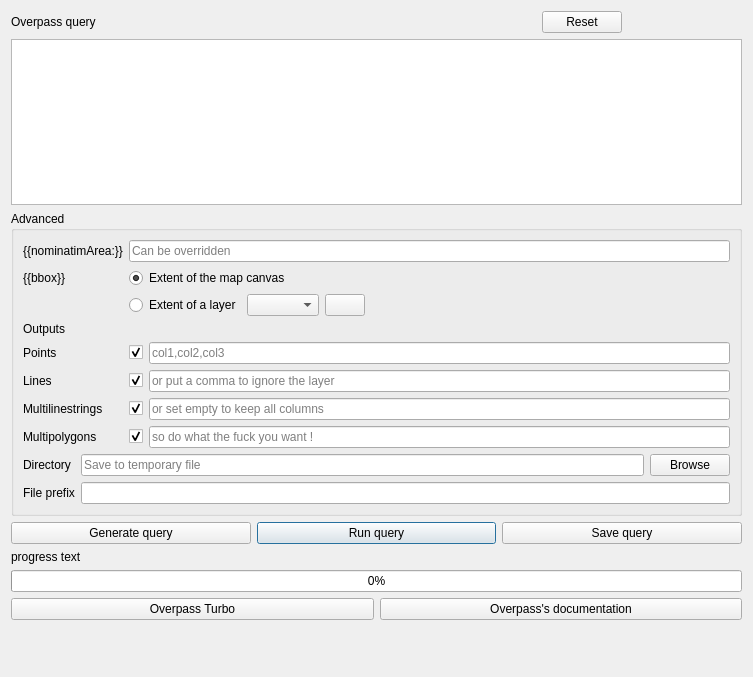
Qt form ui/query.ui (3liz/QuickOSM) before a commit.
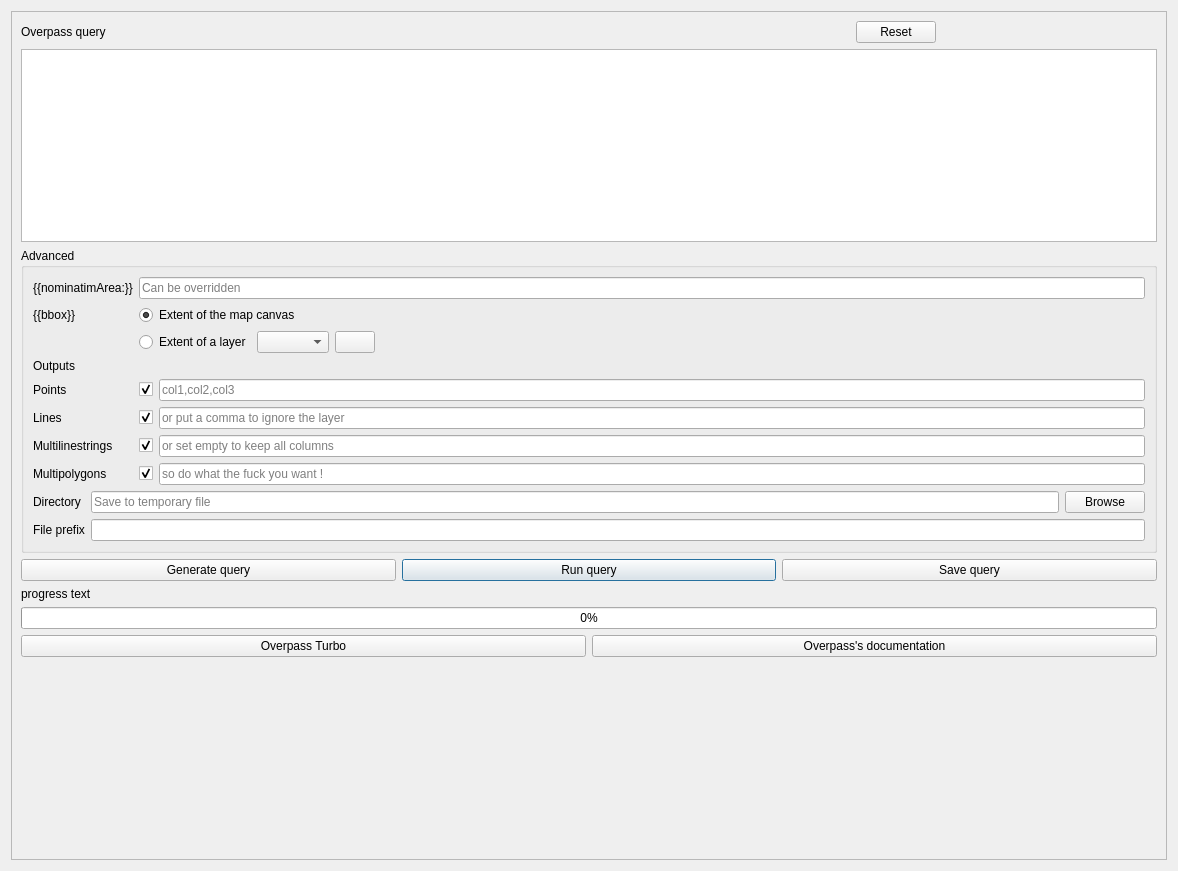
The same form after that commit. Icons and pictures are not drawn. Custom widgets are drawn as their Qt base class.

Commit message: add scroll in docks

The edit to the form file:
```diff
--- a/ui/query.ui
+++ b/ui/query.ui
@@ -6,13 +6,28 @@
    <rect>
     <x>0</x>
     <y>0</y>
-    <width>753</width>
-    <height>677</height>
+    <width>1178</width>
+    <height>871</height>
    </rect>
   </property>
   <property name="windowTitle">
    <string>QuickOSM - Query</string>
   </property>
+  <layout class="QVBoxLayout" name="verticalLayout_3">
+   <item>
+    <widget class="QScrollArea" name="scrollArea">
+     <property name="widgetResizable">
+      <bool>true</bool>
+     </property>
+     <widget class="QWidget" name="scrollAreaWidgetContents">
+      <property name="geometry">
+       <rect>
+        <x>0</x>
+        <y>0</y>
+        <width>1164</width>
+        <height>857</height>
+       </rect>
+      </property>
   <layout class="QVBoxLayout" name="verticalLayout">
    <item>
     <layout class="QHBoxLayout" name="horizontalLayout_9">
@@ -379,6 +394,10 @@
       </size>
      </property>
     </spacer>
+       </item>
+      </layout>
+     </widget>
+    </widget>
    </item>
   </layout>
  </widget>
```
Lines whose indentation alone changed are shown as unchanged. The commit also changes 7 other files.
